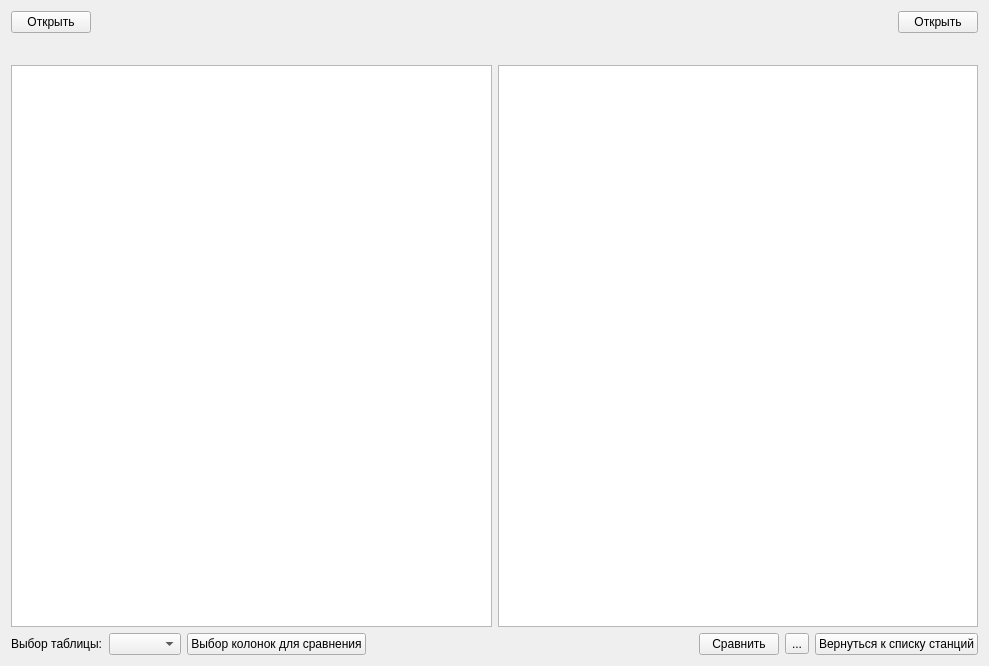
Qt form widget.ui (rroommaann/crispy-octo-potato) before a commit.
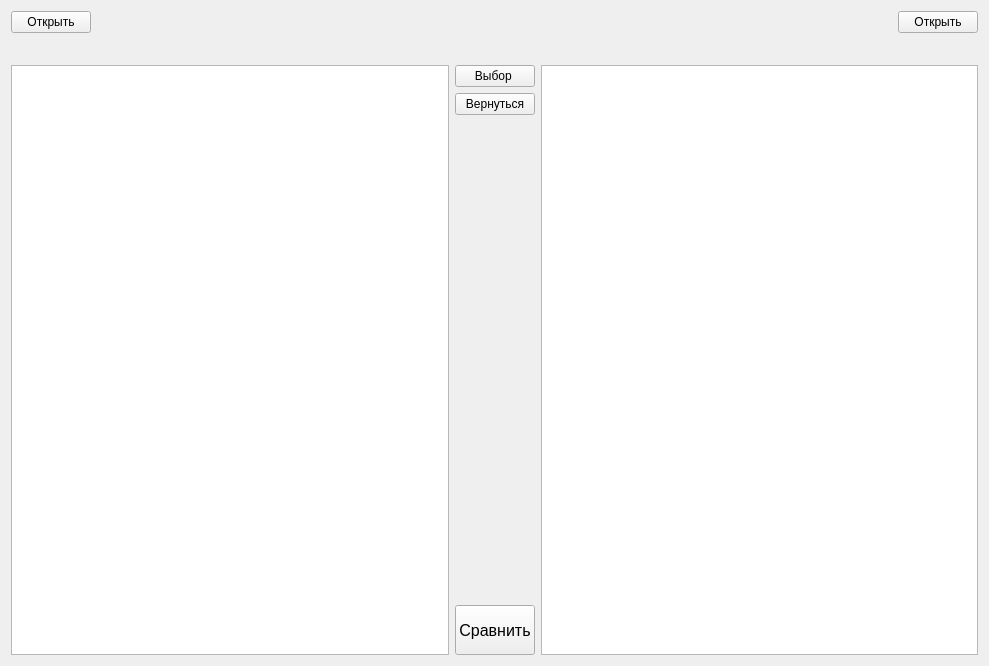
The same form after that commit.

Diff of the .ui file:
```diff
--- a/widget.ui
+++ b/widget.ui
@@ -19,41 +19,20 @@
    <string>Widget</string>
   </property>
   <layout class="QGridLayout" name="gridLayout">
-   <item row="4" column="0" colspan="3">
-    <layout class="QHBoxLayout" name="horizontalLayout_3">
+   <item row="0" column="0" rowspan="5" colspan="2">
+    <layout class="QGridLayout" name="gridLayout_2" rowstretch="0,0,0">
+     <item row="0" column="0" colspan="3">
+      <layout class="QHBoxLayout" name="horizontalLayout">
      <item>
-      <widget class="QLabel" name="label">
+        <widget class="QPushButton" name="openButton1">
        <property name="sizePolicy">
-        <sizepolicy hsizetype="Fixed" vsizetype="Preferred">
-         <horstretch>0</horstretch>
-         <verstretch>0</verstretch>
-        </sizepolicy>
-       </property>
-       <property name="text">
-        <string>Выбор таблицы:</string>
-       </property>
-      </widget>
-     </item>
-     <item>
-      <widget class="QComboBox" name="comboBox">
-       <property name="sizePolicy">
         <sizepolicy hsizetype="Fixed" vsizetype="Fixed">
          <horstretch>0</horstretch>
          <verstretch>0</verstretch>
         </sizepolicy>
        </property>
-      </widget>
-     </item>
-     <item>
-      <widget class="QPushButton" name="pushButton_6">
-       <property name="sizePolicy">
-        <sizepolicy hsizetype="Fixed" vsizetype="Fixed">
-         <horstretch>0</horstretch>
-         <verstretch>0</verstretch>
-        </sizepolicy>
-       </property>
        <property name="text">
-        <string>Выбор колонок для сравнения</string>
+          <string>Открыть</string>
        </property>
       </widget>
      </item>
@@ -71,7 +50,7 @@
       </spacer>
      </item>
      <item>
-      <widget class="QPushButton" name="pushButton_5">
+        <widget class="QPushButton" name="openButton2">
        <property name="sizePolicy">
         <sizepolicy hsizetype="Fixed" vsizetype="Fixed">
          <horstretch>0</horstretch>
@@ -79,26 +58,32 @@
         </sizepolicy>
        </property>
        <property name="text">
-        <string>Сравнить</string>
-       </property>
-      </widget>
-     </item>
-     <item>
-      <widget class="QToolButton" name="toolButton">
-       <property name="text">
-        <string>...</string>
-       </property>
-      </widget>
-     </item>
-     <item>
-      <widget class="QPushButton" name="pushButton_7">
-       <property name="text">
-        <string>Вернуться к списку станций</string>
+          <string>Открыть</string>
        </property>
       </widget>
      </item>
     </layout>
    </item>
+     <item row="1" column="1">
+      <spacer name="horizontalSpacer_3">
+       <property name="orientation">
+        <enum>Qt::Horizontal</enum>
+       </property>
+       <property name="sizeHint" stdset="0">
+        <size>
+         <width>40</width>
+         <height>20</height>
+        </size>
+       </property>
+      </spacer>
+     </item>
+     <item row="1" column="0">
+      <widget class="QLabel" name="labelLeft">
+       <property name="text">
+        <string/>
+       </property>
+      </widget>
+     </item>
    <item row="1" column="2">
     <widget class="QLabel" name="labelRight">
      <property name="text">
@@ -109,84 +94,83 @@
      </property>
     </widget>
    </item>
-   <item row="1" column="1">
-    <spacer name="horizontalSpacer_2">
-     <property name="orientation">
-      <enum>Qt::Horizontal</enum>
-     </property>
-     <property name="sizeHint" stdset="0">
-      <size>
-       <width>40</width>
-       <height>20</height>
-      </size>
-     </property>
-    </spacer>
-   </item>
-   <item row="1" column="0">
-    <widget class="QLabel" name="labelLeft">
-     <property name="text">
-      <string/>
-     </property>
-    </widget>
-   </item>
-   <item row="0" column="0" colspan="3">
-    <layout class="QHBoxLayout" name="horizontalLayout">
-     <item>
-      <widget class="QPushButton" name="openButton1">
-       <property name="sizePolicy">
-        <sizepolicy hsizetype="Fixed" vsizetype="Fixed">
-         <horstretch>0</horstretch>
-         <verstretch>0</verstretch>
-        </sizepolicy>
-       </property>
-       <property name="text">
-        <string>Открыть</string>
-       </property>
-      </widget>
-     </item>
-     <item>
-      <spacer name="horizontalSpacer_3">
-       <property name="orientation">
-        <enum>Qt::Horizontal</enum>
-       </property>
-       <property name="sizeHint" stdset="0">
-        <size>
-         <width>40</width>
-         <height>20</height>
-        </size>
-       </property>
-      </spacer>
-     </item>
-     <item>
-      <widget class="QPushButton" name="openButton2">
-       <property name="sizePolicy">
-        <sizepolicy hsizetype="Fixed" vsizetype="Fixed">
-         <horstretch>0</horstretch>
-         <verstretch>0</verstretch>
-        </sizepolicy>
-       </property>
-       <property name="text">
-        <string>Открыть</string>
-       </property>
-      </widget>
-     </item>
-    </layout>
-   </item>
    <item row="2" column="0" colspan="3">
-    <layout class="QGridLayout" name="gridLayout_3">
+      <layout class="QGridLayout" name="gridLayout_3" columnstretch="0,0,0">
      <item row="0" column="1">
-      <widget class="QTableWidget" name="tableWidget_2">
-       <property name="editTriggers">
-        <set>QAbstractItemView::NoEditTriggers</set>
+        <widget class="QPushButton" name="pushButton_6">
+         <property name="sizePolicy">
+          <sizepolicy hsizetype="Fixed" vsizetype="Fixed">
+           <horstretch>0</horstretch>
+           <verstretch>0</verstretch>
+          </sizepolicy>
+         </property>
+         <property name="text">
+          <string>Выбор </string>
        </property>
       </widget>
      </item>
-     <item row="0" column="0">
+       <item row="0" column="0" rowspan="4">
       <widget class="QTableWidget" name="tableWidget">
        <property name="editTriggers">
         <set>QAbstractItemView::NoEditTriggers</set>
        </property>
       </widget>
+       </item>
+       <item row="3" column="1">
+        <widget class="QPushButton" name="pushButton_5">
+         <property name="sizePolicy">
+          <sizepolicy hsizetype="Fixed" vsizetype="Fixed">
+           <horstretch>0</horstretch>
+           <verstretch>0</verstretch>
+          </sizepolicy>
+         </property>
+         <property name="minimumSize">
+          <size>
+           <width>50</width>
+           <height>50</height>
+          </size>
+         </property>
+         <property name="font">
+          <font>
+           <pointsize>12</pointsize>
+          </font>
+         </property>
+         <property name="layoutDirection">
+          <enum>Qt::LeftToRight</enum>
+         </property>
+         <property name="text">
+          <string>Сравнить</string>
+         </property>
+        </widget>
+       </item>
+       <item row="1" column="1">
+        <widget class="QPushButton" name="pushButton_7">
+         <property name="text">
+          <string>Вернуться</string>
+         </property>
+        </widget>
+       </item>
+       <item row="0" column="2" rowspan="4">
+        <widget class="QTableWidget" name="tableWidget_2">
+         <property name="editTriggers">
+          <set>QAbstractItemView::NoEditTriggers</set>
+         </property>
+        </widget>
+       </item>
+       <item row="2" column="1">
+        <spacer name="verticalSpacer">
+         <property name="orientation">
+          <enum>Qt::Vertical</enum>
+         </property>
+         <property name="sizeHint" stdset="0">
+          <size>
+           <width>20</width>
+           <height>40</height>
+          </size>
+         </property>
+        </spacer>
+       </item>
+      </layout>
      </item>
     </layout>
    </item>
```
Lines whose indentation alone changed are shown as unchanged.
